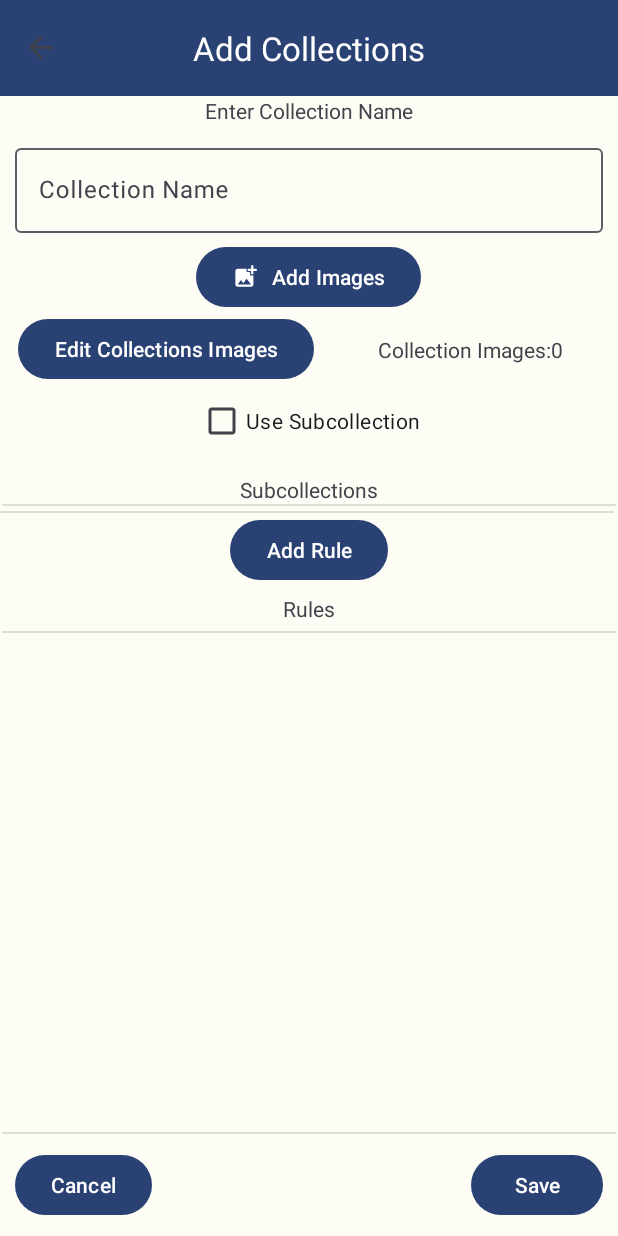
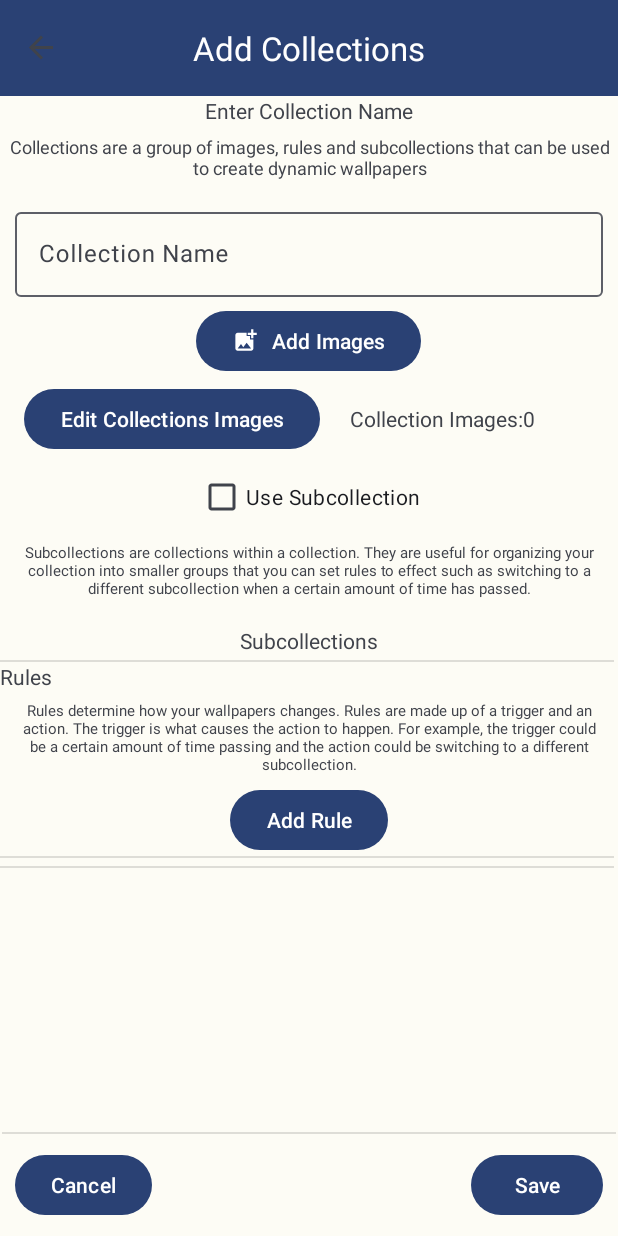
Before and after one commit to kf7mxe/DynamicWallpaper, an Android app: the AddCollectionFragment screen opened through its navigation route, on a phone screen of 412 x 824 dp. Run offline under Robolectric (Android 15) with nearby library versions, the phone set to English and light mode, and no system bars; our stand-ins replace Room's generated code, navigation-ui; libraries missing offline, so code that uses them is left out: com.yalantis.ucrop; pictures from the network do not load.

Commit message:
Added more descriptions and changed the add collection to linear instead of constraint layout. Fixed a few bugs with next wallpaper in subcollection

```diff
--- a/app/src/main/AndroidManifest.xml
+++ b/app/src/main/AndroidManifest.xml
@@ -11,6 +11,8 @@
 
     <uses-permission android:name="android.permission.ACCESS_COARSE_LOCATION"/>
     <uses-permission android:name="android.permission.ACCESS_FINE_LOCATION"/>
+    <uses-permission android:name="android.permission.ACCESS_BACKGROUND_LOCATION" />
+
     <uses-permission android:name="android.permission.ACCESS_WIFI_STATE" />
     <uses-permission android:name="android.permission.ACCESS_NETWORK_STATE" />
     <uses-permission android:name="android.permission.INTERNET" />
@@ -42,7 +44,7 @@
             android:exported="false">
         </receiver>
 
-        <receiver android:name=".GeofenceBroadcastReceiver"/>
+        <receiver android:name=".recievers.GeofenceBroadcastReceiver"/>
 
 
         <receiver android:name=".recievers.BootCompleteIntentReciever" android:enabled="true" android:exported="true" android:permission="android.permission.RECEIVE_BOOT_COMPLETED">
--- a/app/src/main/java/com/kf7mxe/dynamicwallpaper/MainActivity.java
+++ b/app/src/main/java/com/kf7mxe/dynamicwallpaper/MainActivity.java
@@ -1,5 +1,8 @@
 package com.kf7mxe.dynamicwallpaper;
 
+import android.app.NotificationChannel;
+import android.app.NotificationManager;
+import android.content.pm.PackageManager;
 import android.content.res.Resources;
 import android.os.Build;
 import android.os.Bundle;
@@ -7,6 +10,9 @@ import android.os.Bundle;
 import androidx.annotation.NonNull;
 import androidx.appcompat.app.AppCompatActivity;
 
+import androidx.core.app.ActivityCompat;
+import androidx.core.app.NotificationCompat;
+import androidx.core.app.NotificationManagerCompat;
 import androidx.navigation.NavController;
 import androidx.navigation.Navigation;
 import androidx.navigation.ui.AppBarConfiguration;
@@ -33,6 +39,8 @@ import okhttp3.OkHttpClient;
 import okhttp3.Request;
 import okhttp3.Response;
 
+import android.Manifest;
+
 public class MainActivity extends AppCompatActivity {
 
     private AppBarConfiguration appBarConfiguration;
@@ -53,6 +61,17 @@ public class MainActivity extends AppCompatActivity {
 
         }
 
+        if (Build.VERSION.SDK_INT >= Build.VERSION_CODES.O) {
+            CharSequence channelName = "My Channel";
+            String channelDescription = "My Channel Description";
+            int importance = NotificationManager.IMPORTANCE_DEFAULT;
+            NotificationChannel channel = new NotificationChannel("channel_id", channelName, importance);
+            channel.setDescription(channelDescription);
+
+            // Register the channel with the system
+            NotificationManager notificationManager = getSystemService(NotificationManager.class);
+            notificationManager.createNotificationChannel(channel);
+        }
 
 //        String addressToGet = "https://ipapi.co/24.48.0.1/latlong/";
 //
--- a/app/src/main/java/com/kf7mxe/dynamicwallpaper/SelectActionsFragment.java
+++ b/app/src/main/java/com/kf7mxe/dynamicwallpaper/SelectActionsFragment.java
@@ -111,6 +111,7 @@ public class SelectActionsFragment extends Fragment  {
                     trigger = new TriggerByWeather(recievingBundle.getString("Trigger"));
                     break;
                 case "triggerByLocation":
+                    String test = recievingBundle.getString("Trigger");
                     trigger = new TriggerByLocation(recievingBundle.getString("Trigger"));
                     break;
             }
--- a/app/src/main/java/com/kf7mxe/dynamicwallpaper/TriggerByWeatherFragment.java
+++ b/app/src/main/java/com/kf7mxe/dynamicwallpaper/TriggerByWeatherFragment.java
@@ -152,7 +152,7 @@ public class TriggerByWeatherFragment extends Fragment {
             @Override
             public void onClick(View view) {
                 if (requiredFieldsFilled()) {
-                    Bundle bundle = new Bundle();
+                    Bundle bundle = getArguments();
                     if (bindings.whenTempretureIsRadio.isChecked()) {
                         triggerByWeather.setWhenTempretureIs(bindings.whenTempretureIsEditText.getText().toString());
                     } else if (bindings.whenTempretureIsLessThan.isChecked()) {
--- a/app/src/main/java/com/kf7mxe/dynamicwallpaper/database/CacheRoomDB.java
+++ b/app/src/main/java/com/kf7mxe/dynamicwallpaper/database/CacheRoomDB.java
@@ -5,10 +5,12 @@ import android.content.Context;
 import androidx.room.Database;
 import androidx.room.Room;
 import androidx.room.RoomDatabase;
+import androidx.room.TypeConverters;
 
 import com.kf7mxe.dynamicwallpaper.models.Collection;
 
 @Database(entities = {Collection.class},version=1,exportSchema = false)
+@TypeConverters({Converters.class})
 public abstract class CacheRoomDB extends RoomDatabase {
     private static CacheRoomDB database;
 
--- a/app/src/main/java/com/kf7mxe/dynamicwallpaper/database/RoomDB.java
+++ b/app/src/main/java/com/kf7mxe/dynamicwallpaper/database/RoomDB.java
@@ -5,10 +5,12 @@ import android.content.Context;
 import androidx.room.Database;
 import androidx.room.Room;
 import androidx.room.RoomDatabase;
+import androidx.room.TypeConverters;
 
 import com.kf7mxe.dynamicwallpaper.models.Collection;
 
 @Database(entities = {Collection.class},version=1,exportSchema = false)
+@TypeConverters({Converters.class})
 public abstract class RoomDB extends RoomDatabase {
     private static RoomDB database;
 
--- a/app/src/main/java/com/kf7mxe/dynamicwallpaper/models/Rule.java
+++ b/app/src/main/java/com/kf7mxe/dynamicwallpaper/models/Rule.java
@@ -40,6 +40,10 @@ public class Rule implements Serializable {
                 return new TriggerBySeason(stringTriggerTypeSplit[1]);
             case "triggerByDate":
                 return new TriggerByDate(stringTriggerTypeSplit[1]);
+            case "triggerByLocation":
+                return new TriggerByLocation(stringTriggerTypeSplit[1]);
+            case "triggerByWeather":
+                return new TriggerByWeather(stringTriggerTypeSplit[1]);
             default:
                 return new Trigger();
         }
--- a/app/src/main/res/layout/activity_main.xml
+++ b/app/src/main/res/layout/activity_main.xml
@@ -18,8 +18,9 @@
             android:background="?attr/colorPrimary"
             android:tag=""
             app:titleCentered="true"
-            app:titleTextColor="@color/md_theme_light_onPrimary"
+            app:titleTextColor="?attr/colorOnPrimary"
             app:navigationIcon="@drawable/ic_back_arrow"
+            app:navigationIconTint="?attr/colorOnPrimary"
             />
 
     </com.google.android.material.appbar.AppBarLayout>
--- a/app/src/main/res/layout/fragment_add_collection.xml
+++ b/app/src/main/res/layout/fragment_add_collection.xml
@@ -18,18 +18,25 @@
         app:layout_constraintStart_toStartOf="parent"
         app:layout_constraintTop_toTopOf="parent">
 
-        <androidx.constraintlayout.widget.ConstraintLayout
+        <LinearLayout
             android:layout_width="match_parent"
-            android:layout_height="match_parent">
+            android:layout_height="match_parent"
+            android:orientation="vertical"
+            >
 
             <TextView
                 android:id="@+id/textView"
                 android:layout_width="match_parent"
                 android:layout_height="wrap_content"
                 android:text="Enter Collection Name"
-                android:textAlignment="center"
-                app:layout_constraintEnd_toEndOf="parent"
-                app:layout_constraintTop_toTopOf="parent" />
+                android:textAlignment="center" />
+            <TextView
+                android:layout_width="match_parent"
+                android:layout_height="wrap_content"
+                android:text="Collections are a group of images, rules and subcollections that can be used to create dynamic wallpapers"
+                android:textSize="12dp"
+                android:layout_margin="6dp"
+                android:textAlignment="center" />
 
             <com.google.android.material.textfield.TextInputLayout
                 android:id="@+id/enterCollectionNameLayout"
@@ -37,10 +44,7 @@
                 android:layout_height="67dp"
                 android:layout_marginStart="10dp"
                 android:layout_marginTop="10dp"
-                android:layout_marginEnd="10dp"
-                app:layout_constraintEnd_toEndOf="parent"
-                app:layout_constraintStart_toStartOf="parent"
-                app:layout_constraintTop_toBottomOf="@+id/textView">
+                android:layout_marginEnd="10dp">
 
                 <com.google.android.material.textfield.TextInputEditText
                     android:id="@+id/enterCollectionName"
@@ -53,12 +57,9 @@
                 android:id="@+id/selectImagesFromGallery"
                 android:layout_width="wrap_content"
                 android:layout_height="wrap_content"
+                android:layout_gravity="center_horizontal"
                 android:text="Add Images"
-                app:icon="@drawable/ic_baseline_add_photo_alternate_24"
-                app:layout_constraintEnd_toEndOf="parent"
-                app:layout_constraintHorizontal_bias="0.498"
-                app:layout_constraintStart_toStartOf="parent"
-                app:layout_constraintTop_toBottomOf="@+id/enterCollectionNameLayout" />
+                app:icon="@drawable/ic_baseline_add_photo_alternate_24" />
             <!--            <ImageButton-->
             <!--                android:id="@+id/selectImagesFromGallery"-->
             <!--                android:layout_width="82dp"-->
@@ -69,12 +70,19 @@
             <!--                app:layout_constraintStart_toStartOf="parent"-->
             <!--                app:layout_constraintTop_toBottomOf="@+id/enterCollectionNameLayout" />-->
 
+            <TextView
+                android:layout_width="match_parent"
+                android:layout_height="wrap_content"
+                android:text="Selected Image preview"
+                android:textSize="10dp"
+                android:textAlignment="center"
+                android:id="@+id/selectedImagePreviewText"
+                android:visibility="gone" />
             <androidx.constraintlayout.widget.ConstraintLayout
                 android:id="@+id/selectedImagePreview"
                 android:layout_width="match_parent"
                 android:layout_height="145dp"
-                android:visibility="gone"
-                tools:layout_editor_absoluteX="8dp">
+                android:visibility="gone">
 
                 <ImageView
                     android:id="@+id/imageView2"
@@ -130,56 +138,106 @@
 
             </androidx.constraintlayout.widget.ConstraintLayout>
 
+            <LinearLayout
+                android:layout_width="match_parent"
+                android:layout_height="wrap_content"
+                android:orientation="horizontal"
+                android:padding="6px"
+                android:paddingLeft="12px">
+
+                <Button
+                    android:id="@+id/viewChangeCollectionImagesButton"
+                    android:layout_width="wrap_content"
+                    android:layout_height="wrap_content"
+                    android:layout_marginStart="12dp"
+                    android:layout_marginEnd="12dp"
+                    android:text="Edit Collections Images" />
+
+                <TextView
+                    android:id="@+id/collectionImageCountTextView"
+                    android:layout_width="wrap_content"
+                    android:layout_height="wrap_content"
+                    android:layout_marginEnd="12dp"
+                    android:paddingStart="12px"
+                    android:text="Collection Images: 0" />
+
+            </LinearLayout>
+
             <CheckBox
                 android:id="@+id/useSubcollectionCheckbox"
                 android:layout_width="wrap_content"
                 android:layout_height="wrap_content"
-                android:text="Use Subcollection"
-                app:layout_constraintEnd_toEndOf="parent"
-                app:layout_constraintStart_toStartOf="parent"
-                app:layout_constraintTop_toBottomOf="@+id/viewChangeCollectionImagesButton" />
+                android:layout_gravity="center_horizontal"
+                android:text="Use Subcollection" />
+
+            <TextView
+                android:layout_width="match_parent"
+                android:layout_height="wrap_content"
+                android:text="Subcollections are collections within a collection. They are useful for organizing your collection into smaller groups that you can set rules to effect such as switching to a different subcollection when a certain amount of time has passed."
+                android:textSize="10dp"
+                android:layout_margin="6dp"
+                android:textAlignment="center"
+                />
+
 
             <Button
                 android:id="@+id/addSubcollectionButton"
                 android:layout_width="wrap_content"
                 android:layout_height="wrap_content"
                 android:layout_marginTop="28dp"
+                android:layout_gravity="center_horizontal"
                 android:text="Add Subcollection"
-                android:visibility="gone"
-                app:layout_constraintEnd_toEndOf="parent"
-                app:layout_constraintHorizontal_bias="0.498"
-                app:layout_constraintStart_toStartOf="parent"
-                app:layout_constraintTop_toBottomOf="@+id/useSubcollectionCheckbox" />
+                android:visibility="gone" />
 
+            <TextView
+                android:id="@+id/subcollectionsTitleTextview"
+                android:layout_width="wrap_content"
+                android:layout_height="wrap_content"
+                android:layout_gravity="center_horizontal"
+                android:layout_marginTop="12dp"
+                android:text="Subcollections" />
+            <View
+                android:id="@+id/divider11"
+                android:layout_width="409dp"
+                android:layout_height="1dp"
+                android:layout_marginTop="3dp"
+                android:background="?android:attr/listDivider" />
 
+            <androidx.recyclerview.widget.RecyclerView
+                android:id="@+id/subcollectionRecyclerView"
+                android:layout_width="match_parent"
+                android:layout_height="wrap_content" />
+            <TextView
+                android:id="@+id/textView13"
+                android:layout_width="match_parent"
+                android:layout_height="wrap_content"
+                android:layout_gravity="center_horizontal"
+                android:text="Rules" />
+            <TextView
+                android:layout_width="match_parent"
+                android:layout_height="wrap_content"
+                android:text="Rules determine how your wallpapers changes. Rules are made up of a trigger and an action. The trigger is what causes the action to happen. For example, the trigger could be a certain amount of time passing and the action could be switching to a different subcollection."
+                android:textAlignment="center"
+                android:layout_margin="6dp"
+                android:textSize="10dp" />
             <Button
                 android:id="@+id/addRuleButton"
                 android:layout_width="wrap_content"
                 android:layout_height="wrap_content"
-                android:layout_marginTop="5dp"
-                android:text="Add Rule"
-                app:layout_constraintEnd_toEndOf="parent"
-                app:layout_constraintStart_toStartOf="parent"
-                app:layout_constraintTop_toBottomOf="@+id/subcollectionRecyclerView" />
+                android:layout_gravity="center_horizontal"
+                android:text="Add Rule" />
 
-            <TextView
-                android:id="@+id/textView13"
-                android:layout_width="wrap_content"
-                android:layout_height="wrap_content"
-                android:layout_marginTop="5dp"
-                android:layout_marginBottom="5dp"
-                android:text="Rules"
-                app:layout_constraintEnd_toEndOf="parent"
-                app:layout_constraintStart_toStartOf="parent"
-                app:layout_constraintTop_toBottomOf="@+id/addRuleButton" />
+            <View
+                android:id="@+id/divider10"
+                android:layout_width="409dp"
+                android:layout_height="1dp"
+                android:background="?android:attr/listDivider" />
+
 
             <androidx.recyclerview.widget.RecyclerView
                 android:id="@+id/rulesRecyclerView"
-                android:layout_width="0dp"
-                android:layout_height="wrap_content"
-                app:layout_constraintEnd_toEndOf="parent"
-                app:layout_constraintStart_toStartOf="parent"
-                app:layout_constraintTop_toBottomOf="@+id/divider9" />
+                android:layout_width="411dp"
+                android:layout_height="wrap_content" />
 
             <View
                 android:id="@+id/divider9"
@@ -187,68 +245,15 @@
                 android:layout_height="1dp"
                 android:layout_marginTop="5dp"
                 android:layout_marginBottom="5dp"
-                android:background="?android:attr/listDivider"
-                app:layout_constraintEnd_toEndOf="parent"
-                app:layout_constraintStart_toStartOf="parent"
-                app:layout_constraintTop_toBottomOf="@+id/textView13" />
+                android:background="?android:attr/listDivider" />
 
-            <Button
-                android:id="@+id/viewChangeCollectionImagesButton"
-                android:layout_width="wrap_content"
-                android:layout_height="wrap_content"
-                android:layout_marginStart="12dp"
-                android:text="Edit Collections Images"
-                app:layout_constraintStart_toStartOf="parent"
-                app:layout_constraintTop_toBottomOf="@+id/selectImagesFromGallery" />
 
-            <TextView
-                android:id="@+id/collectionImageCountTextView"
-                android:layout_width="wrap_content"
-                android:layout_height="wrap_content"
-                android:layout_marginEnd="12dp"
-                android:text="Collection Images: 0"
-                app:layout_constraintBottom_toBottomOf="@+id/viewChangeCollectionImagesButton"
-                app:layout_constraintEnd_toEndOf="parent"
-                app:layout_constraintHorizontal_bias="0.637"
-                app:layout_constraintStart_toEndOf="@+id/viewChangeCollectionImagesButton"
-                app:layout_constraintTop_toBottomOf="@+id/selectImagesFromGallery" />
 
-            <TextView
-                android:id="@+id/subcollectionsTitleTextview"
-                android:layout_width="wrap_content"
-                android:layout_height="wrap_content"
-                android:layout_marginTop="12dp"
-                android:text="Subcollections"
-                app:layout_constraintEnd_toEndOf="parent"
-                app:layout_constraintStart_toStartOf="parent"
-                app:layout_constraintTop_toBottomOf="@+id/addSubcollectionButton" />
 
-            <View
-                android:id="@+id/divider10"
-                android:layout_width="409dp"
-                android:layout_height="1dp"
-                android:background="?android:attr/listDivider"
-                app:layout_constraintEnd_toEndOf="parent"
-                app:layout_constraintStart_toStartOf="parent"
-                app:layout_constraintTop_toBottomOf="@+id/subcollectionsTitleTextview" />
 
-            <androidx.recyclerview.widget.RecyclerView
-                android:id="@+id/subcollectionRecyclerView"
-                android:layout_width="0dp"
-                android:layout_height="wrap_content"
-                app:layout_constraintEnd_toEndOf="parent"
-                app:layout_constraintStart_toStartOf="parent"
-                app:layout_constraintTop_toBottomOf="@+id/divider10" />
 
-            <View
-                android:id="@+id/divider11"
-                android:layout_width="409dp"
-                android:layout_height="1dp"
-                android:layout_marginTop="3dp"
-                android:background="?android:attr/listDivider"
-                app:layout_constraintTop_toBottomOf="@+id/subcollectionRecyclerView"
-                tools:layout_editor_absoluteX="1dp" />
-        </androidx.constraintlayout.widget.ConstraintLayout>
+
+        </LinearLayout>
     </ScrollView>
 
     <Button
```
Also changed, not shown: app/src/main/java/com/kf7mxe/dynamicwallpaper/AddCollectionFragment.java (+44 -0 lines), app/src/main/java/com/kf7mxe/dynamicwallpaper/HomeFragment.java (+7 -1 lines), app/src/main/java/com/kf7mxe/dynamicwallpaper/TriggerLocationFragment.java (+19 -8 lines), app/src/main/java/com/kf7mxe/dynamicwallpaper/database/Converters.java (added, +34 -0 lines), app/src/main/java/com/kf7mxe/dynamicwallpaper/models/Collection.java (+32 -3 lines), app/src/main/java/com/kf7mxe/dynamicwallpaper/models/TriggerByLocation.java (+12 -1 lines), app/src/main/java/com/kf7mxe/dynamicwallpaper/models/TriggerByWeather.java (+9 -0 lines), app/src/main/java/com/kf7mxe/dynamicwallpaper/recievers/AlarmActionReciever.java (+36 -0 lines), app/src/main/java/com/kf7mxe/dynamicwallpaper/recievers/GeofenceBroadcastReceiver.java (+10 -2 lines).
